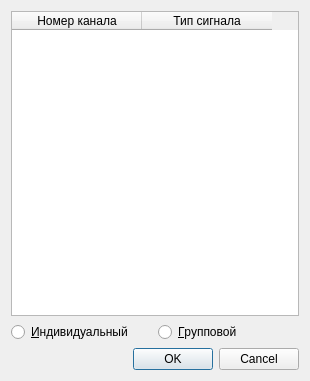
Before: the Qt Designer form tableformodule.ui in morsmordre-btch/configurator, drawn with Qt 5.
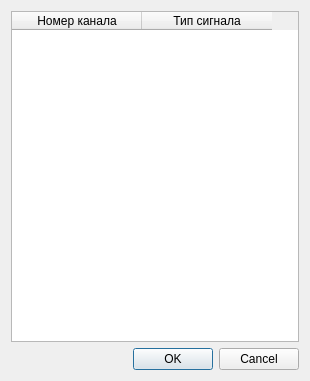
After: the same form once the commit is applied.

Diff of the .ui file:
```diff
--- a/tableformodule.ui
+++ b/tableformodule.ui
@@ -47,21 +47,7 @@
      </item>
     </layout>
    </item>
-   <item row="1" column="0">
-    <widget class="QRadioButton" name="radioButton">
-     <property name="text">
-      <string>&amp;Индивидуальный</string>
-     </property>
-    </widget>
-   </item>
-   <item row="1" column="1">
-    <widget class="QRadioButton" name="radioButton_2">
-     <property name="text">
-      <string>&amp;Групповой</string>
-     </property>
-    </widget>
-   </item>
-   <item row="2" column="0" colspan="2">
+   <item row="1" column="0" colspan="2">
     <widget class="QDialogButtonBox" name="buttonBox">
      <property name="standardButtons">
       <set>QDialogButtonBox::Cancel|QDialogButtonBox::Ok</set>
```
